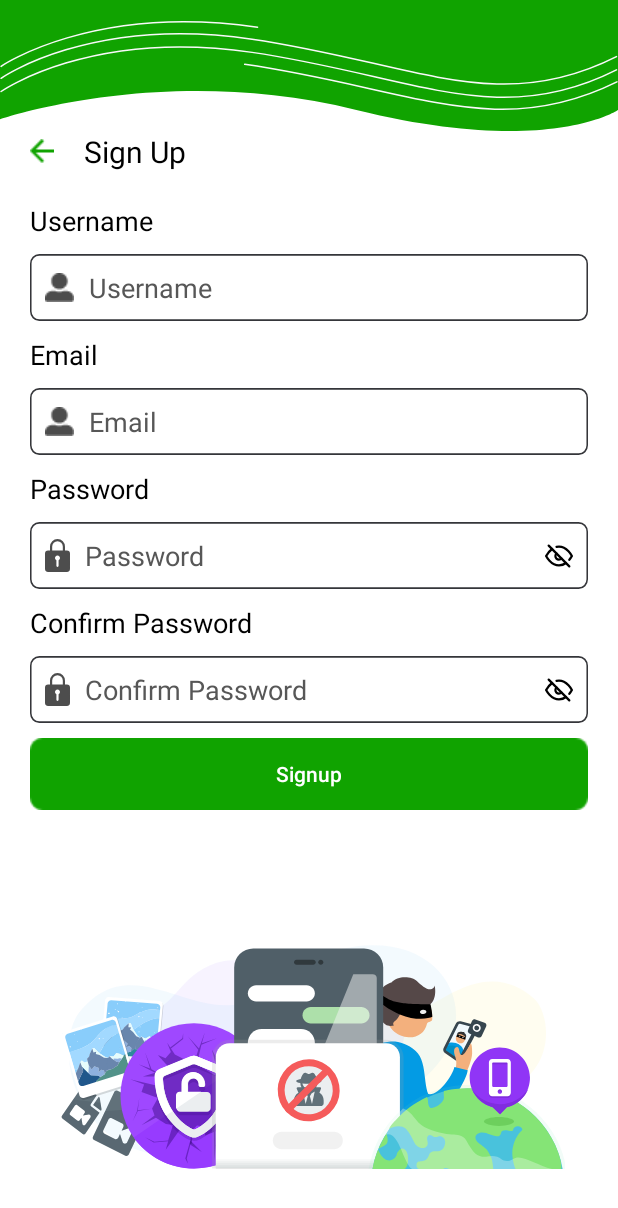
After one commit to JhonyDev/Reachit, an Android app: the AddDeviceActivity screen opened directly, with no data from a screen before it, on a phone screen of 412 x 824 dp. The commit adds this screen. Shown: the top 1208 px of the screen. Run offline under Robolectric (Android 15) with nearby library versions, the phone set to English and light mode, and no system bars; Roboto replaces fonts that are not available here.

Commit message:
developing - 60% - changes -> Add device activity added

```diff
--- a/app/src/main/AndroidManifest.xml
+++ b/app/src/main/AndroidManifest.xml
@@ -29,6 +29,9 @@
         android:roundIcon="@mipmap/ic_launcher_round"
         android:supportsRtl="true"
         android:theme="@style/AppTheme">
+        <activity
+            android:name=".activities.AddDeviceActivity"
+            android:exported="true" />
         <activity
             android:name=".activities.DashboardActivity"
             android:exported="true" />
--- /dev/null
+++ b/app/src/main/java/com/lma/activities/AddDeviceActivity.java
@@ -0,0 +1,16 @@
+package com.lma.activities;
+
+import androidx.appcompat.app.AppCompatActivity;
+
+import android.os.Bundle;
+
+import com.lma.R;
+
+public class AddDeviceActivity extends AppCompatActivity {
+
+    @Override
+    protected void onCreate(Bundle savedInstanceState) {
+        super.onCreate(savedInstanceState);
+        setContentView(R.layout.activity_add_device);
+    }
+}
--- a/app/src/main/java/com/lma/activities/DashboardActivity.java
+++ b/app/src/main/java/com/lma/activities/DashboardActivity.java
@@ -1,5 +1,6 @@
 package com.lma.activities;
 
+import android.content.Intent;
 import android.os.Bundle;
 import android.view.View;
 
@@ -19,6 +20,7 @@ public class DashboardActivity extends AppCompatActivity {
     }
 
     public void lockSettings(View view) {
+        startActivity(new Intent(DashboardActivity.this, LockSettingsActivity.class));
     }
 
     public void phoneRecovery(View view) {
--- a/app/src/main/java/com/lma/activities/LockSettingsActivity.java
+++ b/app/src/main/java/com/lma/activities/LockSettingsActivity.java
@@ -24,7 +24,6 @@ import androidx.appcompat.app.AlertDialog;
 import androidx.appcompat.app.AppCompatActivity;
 import androidx.core.content.ContextCompat;
 
-import com.google.android.gms.ads.AdListener;
 import com.google.android.gms.ads.AdRequest;
 import com.google.android.gms.ads.InterstitialAd;
 import com.lma.R;
@@ -51,7 +50,6 @@ public class LockSettingsActivity extends AppCompatActivity {
     String imgpath, storedpath;
     SharedPreferences sp;
     ImageView imageView;
-    private InterstitialAd mInterstitialAd;
 
     @Override
     protected void onCreate(Bundle savedInstanceState) {
@@ -128,21 +126,8 @@ public class LockSettingsActivity extends AppCompatActivity {
 
     @Override
     public void onBackPressed() {
-        if (mInterstitialAd.isLoaded()) {
-            mInterstitialAd.show();
-
-            mInterstitialAd.setAdListener(new AdListener() {
-                @Override
-                public void onAdClosed() {
-                    super.onAdClosed();
-                    finish();
-                }
-            });
-        } else {
-            super.onBackPressed();
-        }
-        //super.onBackPressed();
-        //startActivity(new Intent(LockSettingsActivity.this, MainActivity.class));
+        super.onBackPressed();
+        finish();
     }
 
     @Override
@@ -280,10 +265,4 @@ public class LockSettingsActivity extends AppCompatActivity {
 
     }
 
-    public void prepareAD() {
-        mInterstitialAd = new InterstitialAd(this);
-        mInterstitialAd.setAdUnitId("ca-app-pub-3940256099942544/1033173712");
-        AdRequest adRequest = new AdRequest.Builder().build();
-        mInterstitialAd.loadAd(adRequest);
-    }
 }
--- a/app/src/main/res/drawable/gradient_back_lock_settings.xml
+++ b/app/src/main/res/drawable/gradient_back_lock_settings.xml
@@ -1,9 +1,9 @@
 <?xml version="1.0" encoding="utf-8"?>
 <shape xmlns:android="http://schemas.android.com/apk/res/android">
     <gradient android:startColor="@color/fulltransparent"
-        android:endColor="@color/black"
+        android:endColor="@color/white"
         android:type="linear"
-        android:centerColor="@color/black"
+        android:centerColor="@color/fulltransparent"
         android:angle="270"
         android:gradientRadius="50dp"/>
     <corners android:radius="0dp"/>
--- /dev/null
+++ b/app/src/main/res/layout/activity_add_device.xml
@@ -0,0 +1,238 @@
+<?xml version="1.0" encoding="utf-8"?>
+<androidx.constraintlayout.widget.ConstraintLayout xmlns:android="http://schemas.android.com/apk/res/android"
+    xmlns:app="http://schemas.android.com/apk/res-auto"
+    xmlns:tools="http://schemas.android.com/tools"
+    android:layout_width="match_parent"
+    android:layout_height="match_parent"
+    android:background="@color/white"
+    tools:context=".activities.AddDeviceActivity">
+
+    <TextView
+        android:id="@+id/textView"
+        android:layout_width="wrap_content"
+        android:layout_height="wrap_content"
+        android:layout_marginStart="20dp"
+        android:drawablePadding="20dp"
+        android:drawableTint="@color/green"
+        android:onClick="back"
+        android:text="@string/sign_up"
+        android:textColor="@color/black"
+        android:textSize="20sp"
+        app:drawableStartCompat="@drawable/back_arrow"
+        app:layout_constraintStart_toStartOf="parent"
+        app:layout_constraintTop_toBottomOf="@+id/imageView" />
+
+    <ScrollView
+        android:id="@+id/scrollView2"
+        android:layout_width="match_parent"
+        android:layout_height="0dp"
+        android:layout_marginTop="10dp"
+        app:layout_constraintBottom_toBottomOf="parent"
+        app:layout_constraintEnd_toEndOf="parent"
+        app:layout_constraintStart_toStartOf="parent"
+        app:layout_constraintTop_toBottomOf="@id/textView">
+
+        <LinearLayout
+            android:layout_width="match_parent"
+            android:layout_height="wrap_content"
+            android:layout_marginHorizontal="20dp"
+            android:layout_marginBottom="50dp"
+            android:gravity="center"
+            android:orientation="vertical"
+            app:layout_constraintBottom_toBottomOf="parent"
+            app:layout_constraintEnd_toEndOf="parent"
+            app:layout_constraintStart_toStartOf="parent"
+            app:layout_constraintTop_toBottomOf="@id/imageView2">
+
+
+            <TextView
+                android:layout_width="wrap_content"
+                android:layout_height="wrap_content"
+                android:layout_gravity="start"
+                android:layout_marginTop="10dp"
+                android:text="Username"
+                android:textColor="@color/black"
+                android:textSize="18sp" />
+
+
+            <EditText
+                android:id="@+id/et_user_name"
+                android:layout_width="match_parent"
+                android:layout_height="wrap_content"
+                android:layout_marginTop="10dp"
+                android:background="@drawable/ic_rectangle_1594"
+                android:drawableStart="@drawable/user"
+                android:drawablePadding="10dp"
+                android:drawableTint="@color/black"
+                android:hint="Username"
+                android:inputType="text"
+                android:padding="10dp"
+                android:textColor="@color/black"
+                android:textColorHint="@color/hint_color"
+                app:layout_constraintTop_toBottomOf="@+id/imageView3" />
+
+            <TextView
+                android:layout_width="wrap_content"
+                android:layout_height="wrap_content"
+                android:layout_gravity="start"
+                android:layout_marginTop="10dp"
+                android:text="@string/email"
+                android:textColor="@color/black"
+                android:textSize="18sp" />
+
+
+            <EditText
+                android:id="@+id/et_email"
+                android:layout_width="match_parent"
+                android:layout_height="wrap_content"
+                android:layout_marginTop="10dp"
+                android:background="@drawable/ic_rectangle_1594"
+                android:drawableStart="@drawable/user"
+                android:drawablePadding="10dp"
+                android:drawableTint="@color/black"
+                android:hint="@string/email"
+                android:inputType="textEmailAddress"
+                android:padding="10dp"
+                android:textColor="@color/black"
+                android:textColorHint="@color/hint_color"
+                app:layout_constraintTop_toBottomOf="@+id/imageView3" />
+
+            <TextView
+                android:layout_width="wrap_content"
+                android:layout_height="wrap_content"
+                android:layout_gravity="start"
+                android:layout_marginTop="10dp"
+                android:text="@string/password"
+                android:textColor="@color/black"
+                android:textSize="18sp" />
+
+            <FrameLayout
+                android:layout_width="match_parent"
+                android:layout_height="wrap_content">
+
+                <EditText
+                    android:id="@+id/et_pass"
+                    android:layout_width="match_parent"
+                    android:layout_height="wrap_content"
+                    android:layout_marginTop="10dp"
+                    android:background="@drawable/ic_rectangle_1594"
+                    android:drawableStart="@drawable/ic_lock"
+                    android:drawablePadding="10dp"
+                    android:drawableTint="@color/black"
+                    android:hint="@string/password"
+                    android:inputType="textPassword"
+                    android:padding="10dp"
+                    android:textColor="@color/black"
+                    android:textColorHint="@color/hint_color"
+                    app:layout_constraintTop_toBottomOf="@+id/imageView3" />
+
+                <ImageView
+                    android:layout_width="wrap_content"
+                    android:layout_height="wrap_content"
+                    android:layout_gravity="end|center"
+                    android:layout_marginTop="5dp"
+                    android:layout_marginEnd="10dp"
+                    android:onClick="showPassword"
+                    android:src="@drawable/ic_group_648"
+                    app:tint="@color/black" />
+
+            </FrameLayout>
+
+            <TextView
+                android:layout_width="wrap_content"
+                android:layout_height="wrap_content"
+                android:layout_gravity="start"
+                android:layout_marginTop="10dp"
+                android:text="@string/confirm_password"
+                android:textColor="@color/black"
+                android:textSize="18sp"
+
+                />
+
+            <FrameLayout
+                android:layout_width="match_parent"
+                android:layout_height="wrap_content">
+
+                <EditText
+                    android:id="@+id/et_confirm_pass"
+                    android:layout_width="match_parent"
+                    android:layout_height="wrap_content"
+                    android:layout_marginTop="10dp"
+                    android:background="@drawable/ic_rectangle_1594"
+                    android:drawableStart="@drawable/ic_lock"
+                    android:drawablePadding="10dp"
+                    android:drawableTint="@color/black"
+                    android:hint="@string/confirm_password"
+                    android:inputType="textPassword"
+                    android:padding="10dp"
+                    android:textColor="@color/black"
+                    android:textColorHint="@color/hint_color"
+                    app:layout_constraintTop_toBottomOf="@+id/imageView3" />
+
+                <ImageView
+                    android:layout_width="wrap_content"
+                    android:layout_height="wrap_content"
+                    android:layout_gravity="end|center"
+                    android:layout_marginTop="5dp"
+                    android:layout_marginEnd="10dp"
+                    android:onClick="showPassword"
+                    android:src="@drawable/ic_group_648"
+                    app:tint="@color/black" />
+
+            </FrameLayout>
+
+
+            <androidx.appcompat.widget.AppCompatButton
+                android:layout_width="match_parent"
+                android:layout_height="wrap_content"
+                android:layout_marginTop="10dp"
+                android:layout_marginBottom="50dp"
+                android:background="@drawable/button_back"
+                android:backgroundTint="@color/green"
+                android:onClick="signUp"
+                android:text="Signup"
+                android:textAllCaps="false"
+                android:textColor="@android:color/white" />
+
+        </LinearLayout>
+    </ScrollView>
+
+    <ImageView
+        android:id="@+id/imageView"
+        android:layout_width="match_parent"
+        android:layout_height="wrap_content"
+        android:scaleType="fitXY"
+        android:src="@drawable/upper_cut"
+        app:layout_constraintEnd_toEndOf="parent"
+        app:layout_constraintStart_toStartOf="parent"
+        app:layout_constraintTop_toTopOf="parent"
+        app:tint="@color/green" />
+
+    <com.airbnb.lottie.LottieAnimationView
+        android:layout_width="match_parent"
+        android:layout_height="100dp"
+        android:layout_marginBottom="70dp"
+        android:scaleX="1.5"
+        android:scaleY="1.5"
+        app:layout_constraintBottom_toBottomOf="parent"
+        app:layout_constraintLeft_toLeftOf="parent"
+        app:layout_constraintRight_toRightOf="parent"
+        app:lottie_autoPlay="true"
+        app:lottie_enableMergePathsForKitKatAndAbove="true"
+        app:lottie_imageAssetsFolder="images/"
+        app:lottie_rawRes="@raw/security"
+        app:lottie_repeatCount="0"
+        app:lottie_repeatMode="restart" />
+
+    <ImageView
+        android:id="@+id/imageView2"
+        android:layout_width="match_parent"
+        android:layout_height="wrap_content"
+        android:scaleType="fitXY"
+        android:src="@drawable/ic_group_654"
+        app:layout_constraintBottom_toBottomOf="@+id/imageView"
+        app:layout_constraintEnd_toEndOf="parent"
+        app:layout_constraintStart_toStartOf="parent"
+        app:layout_constraintTop_toTopOf="parent" />
+
+</androidx.constraintlayout.widget.ConstraintLayout>
--- a/app/src/main/res/layout/activity_lock_settings.xml
+++ b/app/src/main/res/layout/activity_lock_settings.xml
@@ -4,14 +4,8 @@
     xmlns:tools="http://schemas.android.com/tools"
     android:layout_width="match_parent"
     android:layout_height="match_parent"
-    android:background="@drawable/lock_settings_back"
     android:gravity="center"
     tools:context=".activities.LockSettingsActivity">
-
-    <ImageView
-        android:layout_width="match_parent"
-        android:layout_height="match_parent"
-        android:background="@drawable/gradient_back_lock_settings" />
 
     <ScrollView
         android:layout_width="match_parent"
@@ -31,9 +25,9 @@
                 android:layout_rowWeight="1"
                 android:layout_columnWeight="1"
                 android:layout_margin="12dp"
-                android:elevation="12dp"
-                app:cardBackgroundColor="@color/grey"
+                app:cardBackgroundColor="@color/white"
                 app:cardCornerRadius="15dp"
+                app:cardElevation="12dp"
                 app:cardPreventCornerOverlap="false">
 
                 <LinearLayout
@@ -55,11 +49,12 @@
                             android:background="@drawable/selector2"
                             android:elevation="20dp"
                             android:gravity="start|center"
+                            android:textStyle="bold|italic"
                             android:onClick="checkPermission"
                             android:paddingHorizontal="10dp"
                             android:paddingVertical="10dp"
                             android:text="Enable Lock screen"
-                            android:textColor="@color/white"
+                            android:textColor="@color/black"
                             android:textSize="15sp" />
 
                         <Switch
@@ -77,7 +72,7 @@
                     <View
                         android:layout_width="match_parent"
                         android:layout_height="1dp"
-                        android:background="@color/orange" />
+                        android:background="@color/green" />
 
                     <Button
                         android:id="@+id/disable_prevention"
@@ -85,18 +80,19 @@
                         android:layout_height="wrap_content"
                         android:background="@drawable/selector2"
                         android:elevation="20dp"
+                        android:textStyle="bold|italic"
                         android:gravity="start|center"
                         android:onClick="disableLockScreen"
                         android:paddingHorizontal="10dp"
                         android:paddingVertical="10dp"
                         android:text="Disable Lock screen"
-                        android:textColor="@color/white"
+                        android:textColor="@color/black"
                         android:textSize="15sp" />
 
                     <View
                         android:layout_width="match_parent"
                         android:layout_height="1dp"
-                        android:background="@color/orange" />
+                        android:background="@color/green" />
 
                     <Button
                         android:id="@+id/set_pattern"
@@ -105,17 +101,18 @@
                         android:background="@drawable/selector2"
                         android:elevation="20dp"
                         android:gravity="start|center"
+                        android:textStyle="bold|italic"
                         android:onClick="SetPattern"
                         android:paddingHorizontal="10dp"
                         android:paddingVertical="10dp"
                         android:text="Change Pattern"
-                        android:textColor="@color/white"
+                        android:textColor="@color/black"
                         android:textSize="15sp" />
 
                     <View
                         android:layout_width="match_parent"
                         android:layout_height="1dp"
-                        android:background="@color/orange" />
+                        android:background="@color/green" />
 
                     <Button
                         android:layout_width="match_parent"
@@ -123,11 +120,12 @@
                         android:background="@drawable/selector2"
                         android:elevation="20dp"
                         android:gravity="start|center"
+                        android:textStyle="bold|italic"
                         android:onClick="changeBackground"
                         android:paddingHorizontal="10dp"
                         android:paddingVertical="10dp"
                         android:text="Change Background"
-                        android:textColor="@color/white"
+                        android:textColor="@color/black"
                         android:textSize="15sp" />
                 </LinearLayout>
             </androidx.cardview.widget.CardView>
@@ -137,10 +135,12 @@
                 android:layout_height="wrap_content"
                 android:layout_rowWeight="1"
                 android:layout_columnWeight="1"
-                android:layout_margin="12dp"
-                android:elevation="12dp"
-                app:cardBackgroundColor="@color/grey"
+                android:layout_marginHorizontal="12dp"
+                android:layout_marginTop="12dp"
+                android:layout_marginBottom="150dp"
+                app:cardBackgroundColor="@color/white"
                 app:cardCornerRadius="15dp"
+                app:cardElevation="12dp"
                 app:cardPreventCornerOverlap="false">
 
                 <LinearLayout
@@ -158,7 +158,7 @@
                         android:layout_marginTop="10dp"
                         android:gravity="center"
                         android:text="Current background"
-                        android:textColor="@color/orange" />
+                        android:textColor="@color/green" />
 
                     <ImageView
                         android:id="@+id/image"
@@ -172,7 +172,7 @@
                         android:layout_width="match_parent"
                         android:layout_height="1dp"
                         android:layout_marginTop="5dp"
-                        android:background="@color/orange" />
+                        android:background="@color/green" />
 
                     <TextView
                         android:layout_width="wrap_content"
@@ -180,7 +180,7 @@
                         android:layout_marginTop="5dp"
                         android:gravity="center"
                         android:text="Very High Resolution Images\n may cause Lag"
-                        android:textColor="@color/white" />
+                        android:textColor="@color/black" />
 
                 </LinearLayout>
 
@@ -193,6 +193,7 @@
                 android:layout_columnWeight="1"
                 android:layout_margin="12dp"
                 android:elevation="12dp"
+                android:visibility="gone"
                 app:cardBackgroundColor="@color/grey"
                 app:cardCornerRadius="15dp"
                 app:cardPreventCornerOverlap="false">
@@ -211,11 +212,13 @@
                         android:gravity="center"
                         android:text="See the Instructions\n before using Lock Screen"
                         android:textColor="@color/white" />
+
                     <View
                         android:layout_width="match_parent"
                         android:layout_height="1dp"
                         android:layout_marginTop="10dp"
-                        android:background="@color/orange" />
+                        android:background="@color/green" />
+
                     <Button
                         android:id="@+id/instructions"
                         android:layout_width="match_parent"
@@ -234,4 +237,24 @@
         </LinearLayout>
     </ScrollView>
 
+    <ImageView
+        android:id="@+id/imageView"
+        android:layout_width="match_parent"
+        android:layout_height="wrap_content"
+        android:scaleType="fitXY"
+        android:src="@drawable/upper_cut"
+        app:layout_constraintEnd_toEndOf="parent"
+        app:layout_constraintStart_toStartOf="parent"
+        app:layout_constraintTop_toTopOf="parent"
+        app:tint="@color/green" />
+
+    <ImageView
+        android:id="@+id/imageView2"
+        android:layout_width="match_parent"
+        android:layout_height="wrap_content"
+        android:layout_marginTop="10dp"
+        android:scaleType="fitXY"
+        android:src="@drawable/ic_group_654" />
+
+
 </FrameLayout>
```
